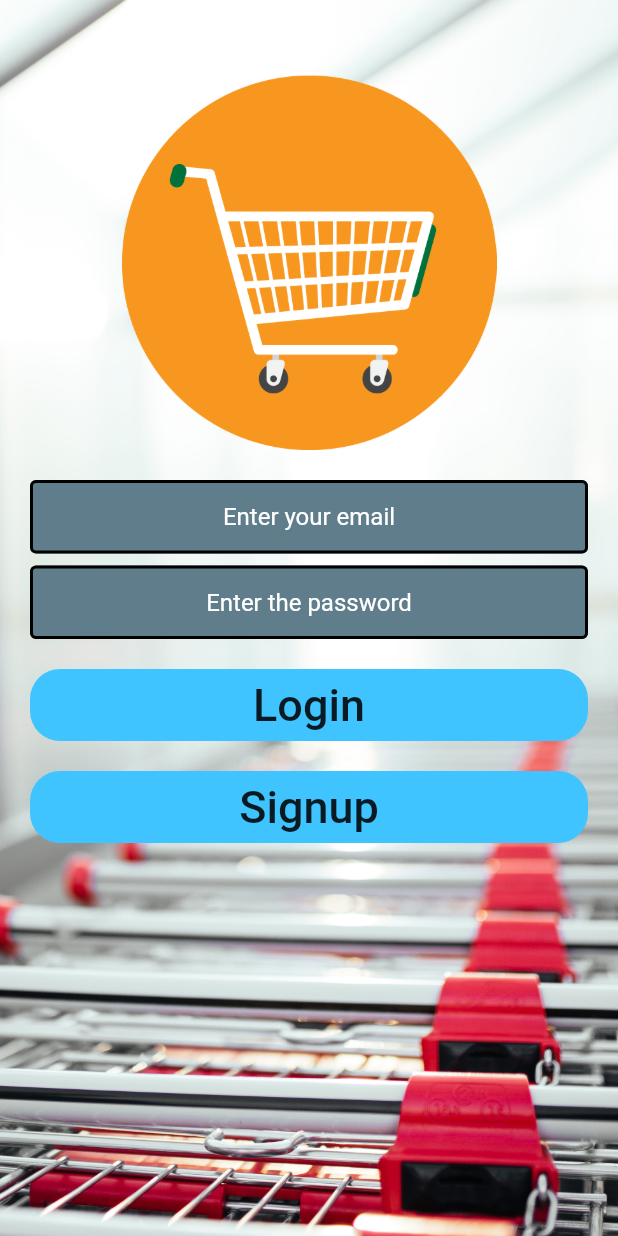
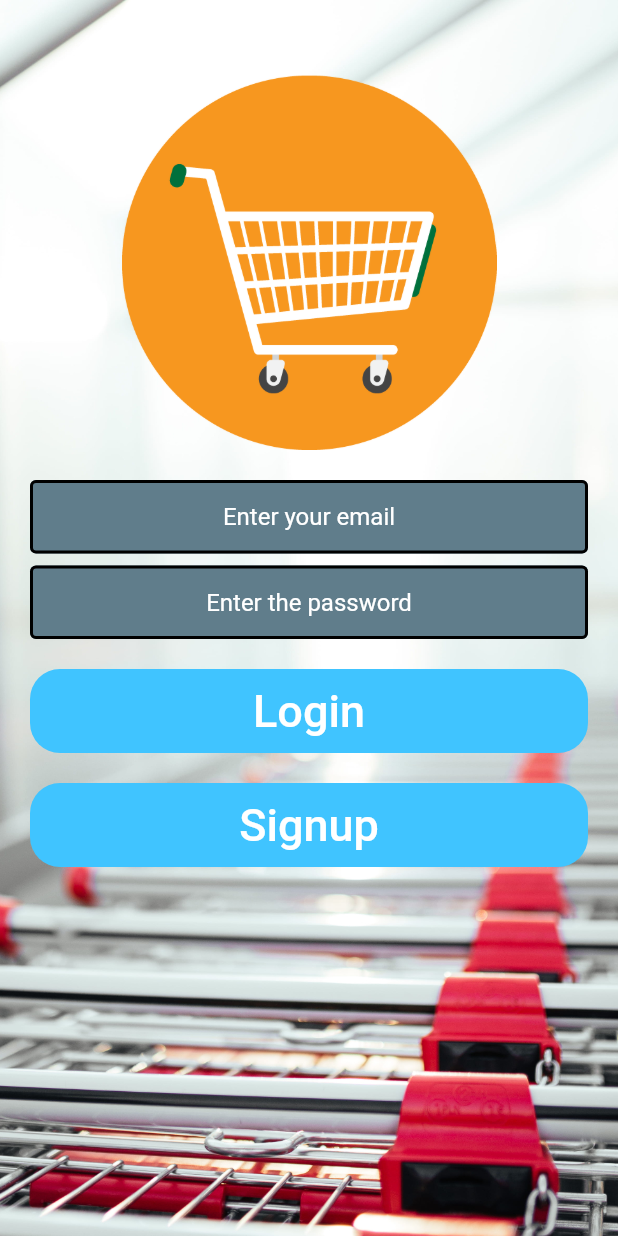
Before and after one commit to KritikaSh2/Shopping-List, a Flutter app: the Auth screen opened by its route, on a phone screen of 412 x 824 dp. Run offline on Flutter 3.47's test engine with Material 2 defaults, Android fonts, the phone set to English and light mode, and no system bars; our stand-ins replace cloud_firestore, firebase_auth, firebase_core, lottie; accounts and stored records are empty.

Commit message:
Update auth.dart

```diff
--- a/lib/auth.dart
+++ b/lib/auth.dart
@@ -105,10 +105,13 @@ class Authscreen extends State<Auth> {
                 ),
                 Padding(
                   padding: EdgeInsets.symmetric(vertical: 20.0),
-                  child: Material(
-                    color: Colors.lightBlueAccent,
-                    borderRadius: BorderRadius.circular(20.0),
-                    child: MaterialButton(
+                  child: SizedBox(
+                    width: double.infinity,
+                    height: 56,
+                    child: FlatButton(
+                      shape: RoundedRectangleBorder(
+                          borderRadius: BorderRadius.circular(20)),
+                      color: Colors.lightBlueAccent,
                       onPressed: () async {
                         try {
                           final user = await _auth.signInWithEmailAndPassword(
@@ -140,36 +143,99 @@ class Authscreen extends State<Auth> {
                           );
                         }
                       },
-                      minWidth: 200.0,
-                      height: 42.0,
                       child: Text(
                         'Login',
                         style: TextStyle(
-                          fontSize: 30.0,
+                          fontSize: 30,
+                          color: Colors.white,
+                        ),
+                      ),
+                    ),
+                  ),),
+                //   Material(
+                //     color: Colors.lightBlueAccent,
+                //     borderRadius: BorderRadius.circular(20.0),
+                //     child: MaterialButton(
+                //       onPressed: () async {
+                //         try {
+                //           final user = await _auth.signInWithEmailAndPassword(
+                //               email: email, password: password);
+
+                //           if (user != null) {
+                //             Navigator.pushReplacementNamed(
+                //                 context, Listscreen.id);
+                //           }
+                //         } catch (e) {
+                //           var alert = AlertDialog(
+                //             title: Text('User Not Found'),
+                //             content: Text(
+                //                 "The entered email/password is incorrect or is not registered.\nPlease try again."),
+                //             actions: [
+                //               MaterialButton(
+                //                 child: Text("OK"),
+                //                 onPressed: () {
+                //                   Navigator.of(context).pop();
+                //                 },
+                //               )
+                //             ],
+                //           );
+                //           showDialog(
+                //             context: context,
+                //             builder: (BuildContext context) {
+                //               return alert;
+                //             },
+                //           );
+                //         }
+                //       },
+                //       minWidth: 200.0,
+                //       height: 42.0,
+                //       child: Text(
+                //         'Login',
+                //         style: TextStyle(
+                //           fontSize: 30.0,
+                //         ),
+                //       ),
+                //     ),
+                //   ),
+                // ),
+                Padding(
+                  padding: EdgeInsets.symmetric(vertical: 0.0),
+                  child: SizedBox(
+                    width: double.infinity,
+                    height: 56,
+                    child: FlatButton(
+                      shape: RoundedRectangleBorder(
+                          borderRadius: BorderRadius.circular(20)),
+                      color: Colors.lightBlueAccent,
+                      onPressed: () {
+                        Navigator.pushNamed(context, Register.id);
+                      },
+                      child: Text(
+                        'Signup',
+                        style: TextStyle(
+                          fontSize: 30,
+                          color: Colors.white,
                         ),
                       ),
                     ),
                   ),
-                ),
-                Padding(
-                  padding: EdgeInsets.symmetric(vertical: 0.0),
-                  child: Material(
-                    color: Colors.lightBlueAccent,
-                    borderRadius: BorderRadius.circular(20.0),
-                    child: MaterialButton(
-                      onPressed: () {
-                        Navigator.pushNamed(context, Register.id);
-                      },
-                      minWidth: 200.0,
-                      height: 42.0,
-                      child: Text(
-                        'Signup',
-                        style: TextStyle(
-                          fontSize: 30.0,
-                        ),
-                      ),
-                    ),
-                  ),
+                  // Material(
+                  //   color: Colors.lightBlueAccent,
+                  //   borderRadius: BorderRadius.circular(20.0),
+                  //   child: MaterialButton(
+                  //     onPressed: () {
+                  //       Navigator.pushNamed(context, Register.id);
+                  //     },
+                  //     minWidth: 200.0,
+                  //     height: 42.0,
+                  //     child: Text(
+                  //       'Signup',
+                  //       style: TextStyle(
+                  //         fontSize: 30.0,
+                  //       ),
+                  //     ),
+                  //   ),
+                  // ),
                 ),
               ],
             ),
```
